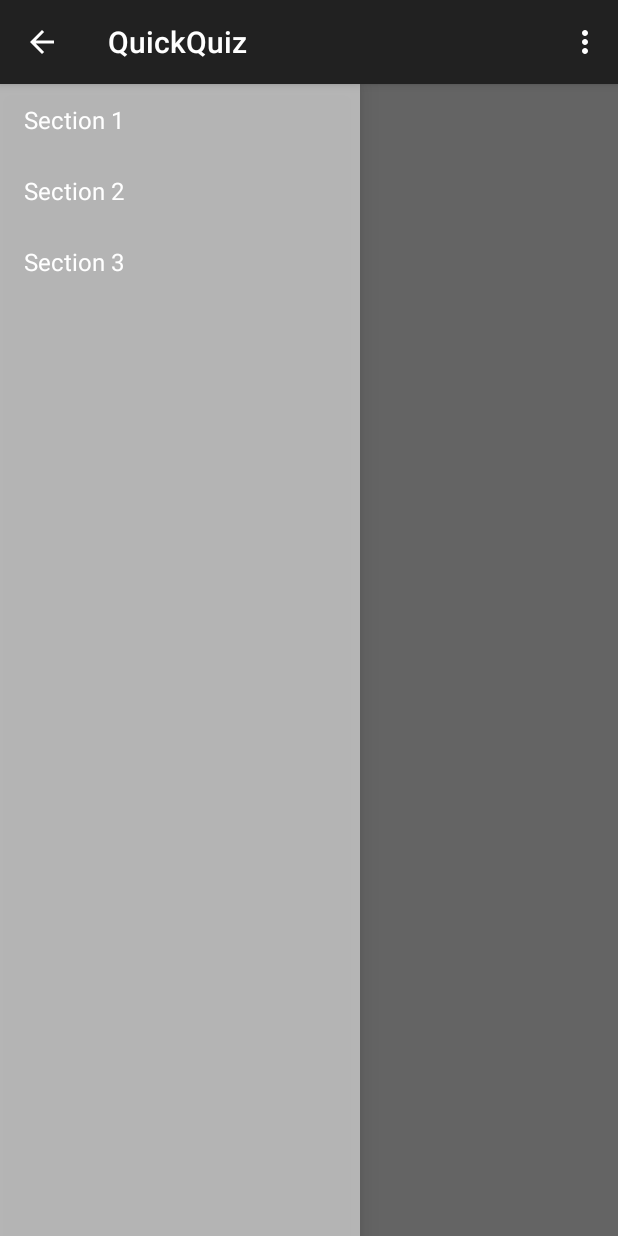
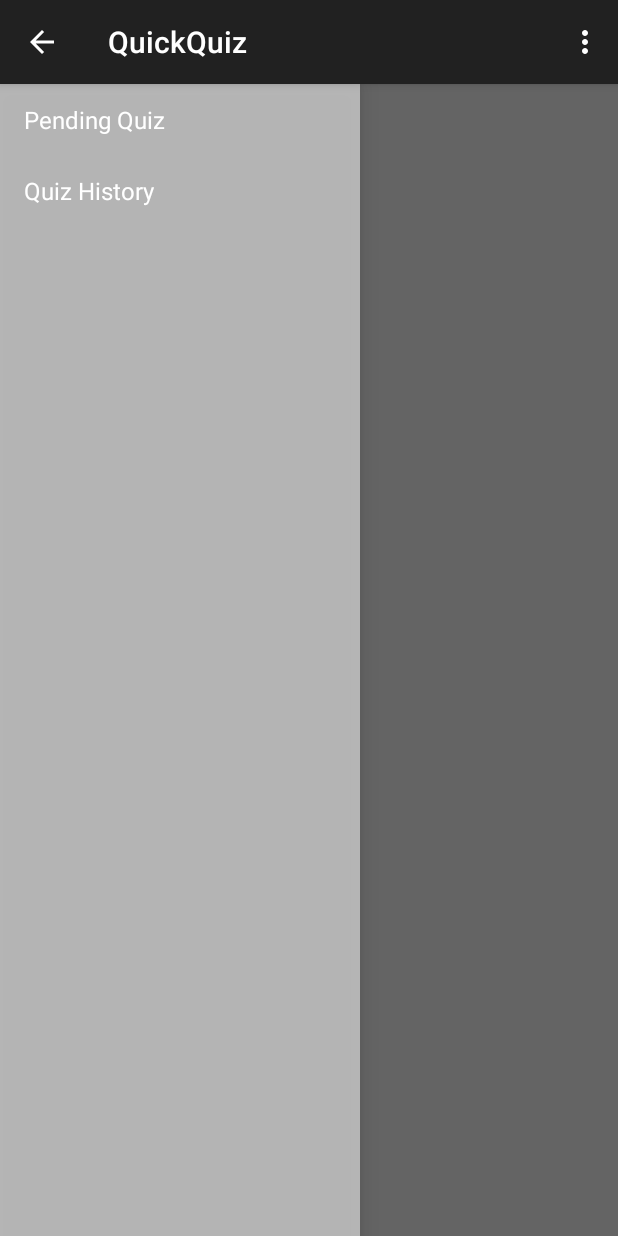
Before and after one commit to prempalsingh/quick-quiz, an Android app: the screen it shows after launch (MainActivity), on a phone screen of 412 x 824 dp. Run offline under Robolectric (Android 15) with nearby library versions, the phone set to English and light mode, and no system bars; 2 statements that could not run were skipped.

```diff
--- a/app/build.gradle
+++ b/app/build.gradle
@@ -23,4 +23,5 @@ dependencies {
     compile fileTree(dir: 'libs', include: ['*.jar'])
     compile 'com.android.support:appcompat-v7:21.0.3'
     compile 'com.parse.bolts:bolts-android:1.1.4'
+    compile 'com.android.support:support-v4:21.0.3'
 }
--- a/app/src/main/java/byldathon/com/quickquiz/MainActivity.java
+++ b/app/src/main/java/byldathon/com/quickquiz/MainActivity.java
@@ -1,22 +1,12 @@
 package byldathon.com.quickquiz;
 
-import android.app.Activity;
+import android.os.Bundle;
+import android.support.v4.app.FragmentManager;
+import android.support.v4.widget.DrawerLayout;
+import android.support.v7.app.ActionBar;
 import android.support.v7.app.ActionBarActivity;
-import android.support.v7.app.ActionBar;
-import android.support.v4.app.Fragment;
-import android.support.v4.app.FragmentManager;
-import android.content.Context;
-import android.os.Build;
-import android.os.Bundle;
-import android.view.Gravity;
-import android.view.LayoutInflater;
 import android.view.Menu;
 import android.view.MenuItem;
-import android.view.View;
-import android.view.ViewGroup;
-import android.support.v4.widget.DrawerLayout;
-import android.widget.ArrayAdapter;
-import android.widget.TextView;
 
 
 public class MainActivity extends ActionBarActivity
@@ -51,9 +41,16 @@ public class MainActivity extends ActionBarActivity
     public void onNavigationDrawerItemSelected(int position) {
         // update the main content by replacing fragments
         FragmentManager fragmentManager = getSupportFragmentManager();
-        fragmentManager.beginTransaction()
-                .replace(R.id.container, PlaceholderFragment.newInstance(position + 1))
-                .commit();
+        switch(position){
+            case 1 : fragmentManager.beginTransaction()
+                    .replace(R.id.container, new HistoryFragment())
+                    .commit();
+                    break;
+            case 2 : fragmentManager.beginTransaction()
+                    .replace(R.id.container, new HistoryFragment())
+                    .commit();
+                break;
+        }
     }
 
     public void onSectionAttached(int number) {
@@ -63,9 +60,6 @@ public class MainActivity extends ActionBarActivity
                 break;
             case 2:
                 mTitle = getString(R.string.title_section2);
-                break;
-            case 3:
-                mTitle = getString(R.string.title_section3);
                 break;
         }
     }
@@ -106,44 +100,4 @@ public class MainActivity extends ActionBarActivity
         return super.onOptionsItemSelected(item);
     }
 
-    /**
-     * A placeholder fragment containing a simple view.
-     */
-    public static class PlaceholderFragment extends Fragment {
-        /**
-         * The fragment argument representing the section number for this
-         * fragment.
-         */
-        private static final String ARG_SECTION_NUMBER = "section_number";
-
-        /**
-         * Returns a new instance of this fragment for the given section
-         * number.
-         */
-        public static PlaceholderFragment newInstance(int sectionNumber) {
-            PlaceholderFragment fragment = new PlaceholderFragment();
-            Bundle args = new Bundle();
-            args.putInt(ARG_SECTION_NUMBER, sectionNumber);
-            fragment.setArguments(args);
-            return fragment;
-        }
-
-        public PlaceholderFragment() {
-        }
-
-        @Override
-        public View onCreateView(LayoutInflater inflater, ViewGroup container,
-                                 Bundle savedInstanceState) {
-            View rootView = inflater.inflate(R.layout.fragment_main, container, false);
-            return rootView;
-        }
-
-        @Override
-        public void onAttach(Activity activity) {
-            super.onAttach(activity);
-            ((MainActivity) activity).onSectionAttached(
-                    getArguments().getInt(ARG_SECTION_NUMBER));
-        }
-    }
-
 }
--- a/app/src/main/java/byldathon/com/quickquiz/NavigationDrawerFragment.java
+++ b/app/src/main/java/byldathon/com/quickquiz/NavigationDrawerFragment.java
@@ -104,7 +104,6 @@ public class NavigationDrawerFragment extends Fragment {
                 new String[]{
                         getString(R.string.title_section1),
                         getString(R.string.title_section2),
-                        getString(R.string.title_section3),
                 }));
         mDrawerListView.setItemChecked(mCurrentSelectedPosition, true);
         return mDrawerListView;
--- a/app/src/main/res/values/strings.xml
+++ b/app/src/main/res/values/strings.xml
@@ -2,14 +2,14 @@
 <resources>
 
     <string name="app_name">QuickQuiz</string>
-    <string name="title_section1">Section 1</string>
-    <string name="title_section2">Section 2</string>
-    <string name="title_section3">Section 3</string>
+    <string name="title_section1">Pending Quiz</string>
+    <string name="title_section2">Quiz History</string>
     <string name="navigation_drawer_open">Open navigation drawer</string>
     <string name="navigation_drawer_close">Close navigation drawer</string>
     <string name="action_example">Example action</string>
     <string name="action_settings">Settings</string>
     <string name="title_activity_sign_up">Sign Up</string>
     <string name="hello_world">Hello world!</string>
+    <string name="hello_blank_fragment">Hello blank fragment</string>
 
 </resources>
```
Also changed, not shown: app/src/main/java/byldathon/com/quickquiz/HistoryFragment.java (added, +33 -0 lines), app/src/main/java/byldathon/com/quickquiz/SignUpActivity.java (+7 -0 lines), app/src/main/java/byldathon/com/quickquiz/SignUpFragment.java (added, +45 -0 lines), app/src/main/res/layout/activity_sign_up.xml (+3 -4 lines), app/src/main/res/layout/fragment_history.xml (added, +9 -0 lines), app/src/main/res/layout/fragment_sign_up.xml (added, +9 -0 lines).
